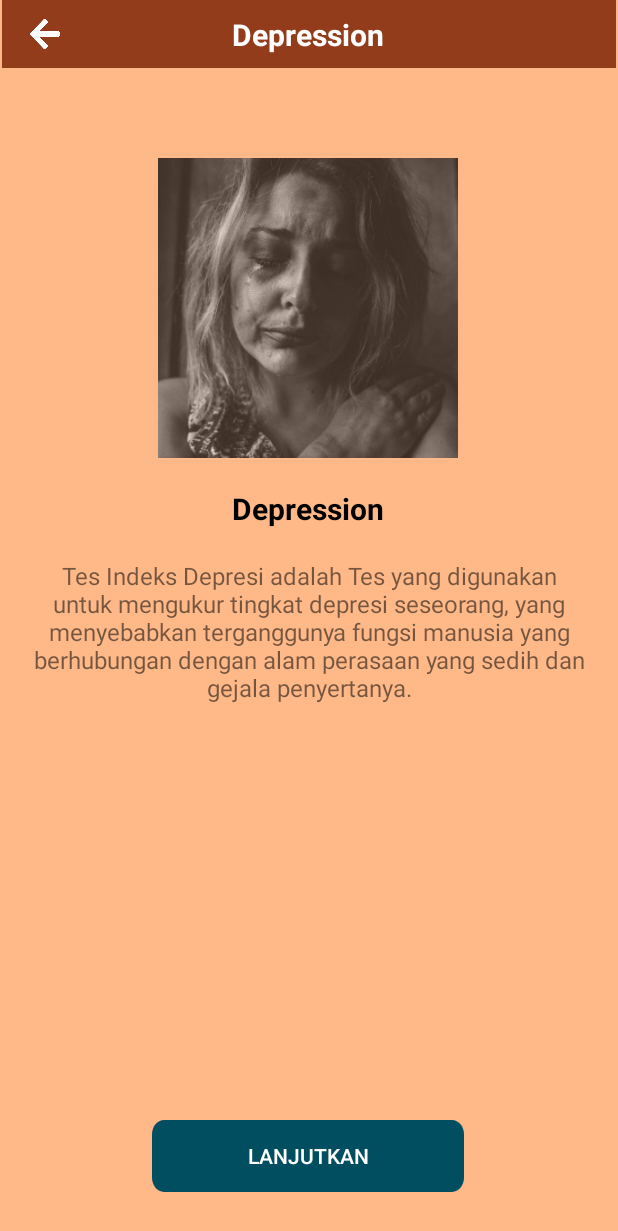
After one commit to radenjaelaniakbar/khartasis-Apps, an Android app: the depression screen opened directly, with no data from a screen before it, on a phone screen of 412 x 824 dp. The commit adds this screen. Shown: the top 1231 px of the screen. Run offline under Robolectric (Android 15) with nearby library versions, the phone set to English and light mode, and no system bars.

Commit message:
adding page disclaimer, depression and music

```diff
--- /dev/null
+++ b/app/src/main/java/com/example/myapplication/depression.java
@@ -0,0 +1,14 @@
+package com.example.myapplication;
+
+import androidx.appcompat.app.AppCompatActivity;
+
+import android.os.Bundle;
+
+public class depression extends AppCompatActivity {
+
+    @Override
+    protected void onCreate(Bundle savedInstanceState) {
+        super.onCreate(savedInstanceState);
+        setContentView(R.layout.activity_depression);
+    }
+}
--- /dev/null
+++ b/app/src/main/res/drawable/btn.xml
@@ -0,0 +1,23 @@
+<vector
+    xmlns:android="http://schemas.android.com/apk/res/android"
+    xmlns:aapt="http://schemas.android.com/aapt"
+    android:width="208dp"
+    android:height="40dp"
+    android:viewportWidth="208"
+    android:viewportHeight="40"
+    >
+
+    <group>
+
+        <clip-path
+            android:pathData="M8 0H200C204.418 0 208 3.58172 208 8V32C208 36.4183 204.418 40 200 40H8C3.58172 40 0 36.4183 0 32V8C0 3.58172 3.58172 0 8 0Z"
+            />
+
+        <path
+            android:pathData="M0 0V40H208V0"
+            android:fillColor="#004E5F"
+            />
+
+    </group>
+
+</vector>
--- /dev/null
+++ b/app/src/main/res/layout/activity_depression.xml
@@ -0,0 +1,106 @@
+<?xml version="1.0" encoding="utf-8"?>
+<androidx.constraintlayout.widget.ConstraintLayout xmlns:android="http://schemas.android.com/apk/res/android"
+    xmlns:app="http://schemas.android.com/apk/res-auto"
+    xmlns:tools="http://schemas.android.com/tools"
+    android:layout_width="match_parent"
+    android:layout_height="match_parent"
+    android:background="@color/raw_sienna"
+    tools:context=".depression">
+
+    <androidx.appcompat.widget.Toolbar
+        android:id="@+id/toolbar"
+        android:layout_width="409dp"
+        android:layout_height="45dp"
+        android:background="@color/deepDumpling"
+        android:minHeight="?attr/actionBarSize"
+        android:theme="?attr/actionBarTheme"
+        app:layout_constraintEnd_toEndOf="parent"
+        app:layout_constraintStart_toStartOf="parent"
+        app:layout_constraintTop_toTopOf="parent"
+        tools:ignore="MissingConstraints" />
+
+    <TextView
+        android:id="@+id/textView"
+        android:layout_width="wrap_content"
+        android:layout_height="wrap_content"
+        android:text="Depression"
+        android:textColor="@color/white"
+        android:textSize="20dp"
+        android:textStyle="bold"
+        app:layout_constraintBottom_toBottomOf="@+id/toolbar"
+        app:layout_constraintEnd_toEndOf="parent"
+        app:layout_constraintHorizontal_bias="0.498"
+        app:layout_constraintStart_toStartOf="parent"
+        app:layout_constraintTop_toTopOf="@+id/toolbar"
+        tools:ignore="MissingConstraints" />
+
+    <Button
+        android:id="@+id/button"
+        android:layout_width="wrap_content"
+        android:layout_height="wrap_content"
+        android:layout_marginBottom="18dp"
+        android:background="@drawable/btn"
+        android:backgroundTint="@null"
+        android:text="Lanjutkan"
+        android:textColor="@color/white"
+        app:layout_constraintBottom_toBottomOf="parent"
+        app:layout_constraintEnd_toEndOf="parent"
+        app:layout_constraintHorizontal_bias="0.497"
+        app:layout_constraintStart_toStartOf="parent"
+        app:layout_constraintTop_toBottomOf="@+id/textView2"
+        app:layout_constraintVertical_bias="0.961"
+        tools:ignore="MissingConstraints" />
+
+    <TextView
+        android:id="@+id/textView2"
+        android:layout_width="match_parent"
+        android:layout_height="wrap_content"
+        android:layout_marginStart="22dp"
+        android:layout_marginTop="20dp"
+        android:layout_marginEnd="22dp"
+        android:textAlignment="center"
+        android:text="@string/depression_description"
+        android:textSize="16dp"
+        app:layout_constraintEnd_toEndOf="parent"
+        app:layout_constraintHorizontal_bias="0.0"
+        app:layout_constraintStart_toStartOf="parent"
+        app:layout_constraintTop_toBottomOf="@+id/textView3" />
+
+    <Button
+        android:id="@+id/button4"
+        android:layout_width="20dp"
+        android:layout_height="20dp"
+        android:layout_marginStart="20dp"
+        android:background="@drawable/icon_back"
+        android:text=""
+        app:layout_constraintBottom_toBottomOf="@+id/toolbar"
+        app:layout_constraintStart_toStartOf="parent"
+        app:layout_constraintTop_toTopOf="@+id/toolbar" />
+
+    <TextView
+        android:id="@+id/textView3"
+        android:layout_width="wrap_content"
+        android:layout_height="wrap_content"
+        android:layout_marginTop="20dp"
+        android:text="Depression"
+        android:textColor="@color/black"
+        android:textSize="20dp"
+        android:textStyle="bold"
+        app:layout_constraintEnd_toEndOf="parent"
+        app:layout_constraintHorizontal_bias="0.498"
+        app:layout_constraintStart_toStartOf="parent"
+        app:layout_constraintTop_toBottomOf="@+id/imageView" />
+
+    <ImageView
+        android:id="@+id/imageView"
+        android:layout_width="200dp"
+        android:layout_height="200dp"
+        android:layout_marginTop="60dp"
+        app:layout_constraintEnd_toEndOf="parent"
+        app:layout_constraintHorizontal_bias="0.497"
+        app:layout_constraintStart_toStartOf="parent"
+        app:layout_constraintTop_toBottomOf="@+id/toolbar"
+        app:srcCompat="@drawable/depression_image" />
+
+
+</androidx.constraintlayout.widget.ConstraintLayout>
--- a/app/src/main/res/layout/activity_gender2.xml
+++ b/app/src/main/res/layout/activity_gender2.xml
@@ -12,11 +12,11 @@
 
     <ImageView
         android:id="@+id/btnBackg"
-        android:layout_width="wrap_content"
-        android:layout_height="wrap_content"
+        android:layout_width="28dp"
+        android:layout_height="28dp"
         android:layout_marginHorizontal="25dp"
         android:layout_marginTop="25dp"
-        android:src="@drawable/back" />
+        android:src="@drawable/icon_back" />
 
     <Button
         android:id="@+id/btnNextg"
--- a/app/src/main/res/layout/activity_main.xml
+++ b/app/src/main/res/layout/activity_main.xml
@@ -11,12 +11,12 @@
 
     <Button
         android:id="@+id/btnNext"
-        android:background="@drawable/selanjuts"
         android:layout_width="wrap_content"
         android:layout_height="wrap_content"
-        android:text="Selanjutnya"
         android:layout_centerHorizontal="true"
-        android:layout_marginTop="650dp"/>
+        android:layout_marginTop="650dp"
+        android:background="@drawable/selanjuts"
+        android:text="Selanjutnya" />
 
 
 
--- a/app/src/main/res/values/colors.xml
+++ b/app/src/main/res/values/colors.xml
@@ -7,8 +7,14 @@
     <color name="teal_700">#FF018786</color>
     <color name="black">#FF000000</color>
     <color name="white">#FFFFFFFF</color>
-    <color name="orange">#FFB988</color>
     <color name="birumud">#ADEBFF</color>
 
+    <!--   main color 60%-->
+    <color name="deepDumpling">#923C1C</color>
+    <!--   color 30%-->
+    <color name="cornflower">#98D6EA</color>
+    <!--   color 10%-->
+    <color name="midnight_green">#004E5F</color>
+    <color name="raw_sienna">#FFB988</color>
 
 </resources>
--- a/app/src/main/res/values/strings.xml
+++ b/app/src/main/res/values/strings.xml
@@ -1,3 +1,14 @@
 <resources>
     <string name="app_name">My Application</string>
+    <string name="disclaimer1_description">
+        Kuis ini hanya untuk orang dewasa. Dengan menekan tombol ‘Lanjutkan’ kamu memastikan bahwa kamu berusia 18 tahun atau lebih. Juga, Mental Healt Test ini hanya untuk tujuan informasi. Hal ini tidak dimaksudkan untuk mengganti konsultasi dengan dokter atau kesehatan mental profesional.
+    </string>
+
+    <string name="depression_description">
+        Tes Indeks Depresi adalah Tes yang digunakan untuk mengukur tingkat depresi seseorang, yang menyebabkan terganggunya fungsi manusia yang berhubungan dengan alam perasaan yang sedih dan gejala penyertanya.
+    </string>
+
+    <string name="disclaimer2_description">
+        Berkonsultasilah dengan sumber yang kompeten jika kamu yakin bahwa kamu mungkin menderita kondisi kesehatan mental.
+    </string>
 </resources>
--- a/app/src/main/res/values/themes.xml
+++ b/app/src/main/res/values/themes.xml
@@ -1,6 +1,6 @@
 <resources xmlns:tools="http://schemas.android.com/tools">
     <!-- Base application theme. -->
-    <style name="Theme.MyApplication" parent="Theme.MaterialComponents.DayNight.NoActionBar">
+    <style name="Theme.MyApplication" parent="Theme.AppCompat.DayNight.NoActionBar">
         <!-- Primary brand color. -->
         <item name="colorPrimary">@color/purple_500</item>
         <item name="colorPrimaryVariant">@color/purple_700</item>
@@ -12,5 +12,6 @@
         <!-- Status bar color. -->
         <item name="android:statusBarColor" tools:targetApi="l">?attr/colorPrimaryVariant</item>
         <!-- Customize your theme here. -->
+
     </style>
 </resources>
```
Also changed, not shown: app/src/main/AndroidManifest.xml (+12 -0 lines), app/src/main/java/com/example/myapplication/disclaimer.java (added, +14 -0 lines), app/src/main/java/com/example/myapplication/music.java (added, +14 -0 lines), app/src/main/java/com/example/myapplication/petunjukPenggunaan.java (added, +14 -0 lines), app/src/main/res/drawable/bottom_navigation.xml (added, +23 -0 lines), app/src/main/res/drawable/music_list.xml (added, +23 -0 lines), app/src/main/res/layout/activity_disclaimer.xml (added, +105 -0 lines), app/src/main/res/layout/activity_music.xml (added, +110 -0 lines), app/src/main/res/layout/activity_petunjuk_penggunaan.xml (added, +64 -0 lines), app/src/main/res/drawable/back.png (deleted), app/src/main/res/drawable/depression_image.png (added), app/src/main/res/drawable/icon_back.png (added).
